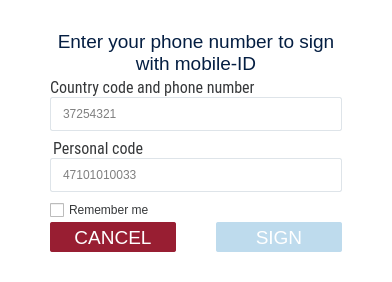
open-eid/DigiDoc4-Client, file client/dialogs/MobileDialog.ui: the form before one commit.
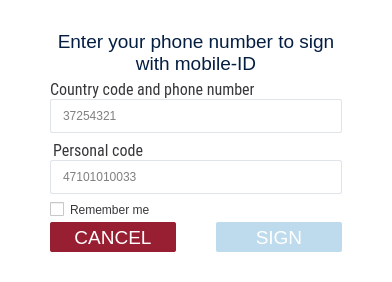
The form after the commit.

The edit to the form file:
```diff
--- a/client/dialogs/MobileDialog.ui
+++ b/client/dialogs/MobileDialog.ui
@@ -11,9 +11,10 @@
    </rect>
   </property>
   <property name="styleSheet">
-   <string notr="true">QDialog {
-border-radius: 2px;
+   <string notr="true">QWidget {
 background-color: #FFFFFF;
+color: #000000;
+border-radius: 2px;
 }
 QLineEdit {
 padding: 0px 10px;
@@ -98,6 +99,11 @@
        <height>34</height>
       </size>
      </property>
+     <property name="styleSheet">
+      <string notr="true">QWidget {
+	background-color: #FFFFFF;
+}</string>
+     </property>
      <property name="placeholderText">
       <string notr="true">37254321</string>
      </property>
@@ -131,6 +137,11 @@
        <height>34</height>
       </size>
      </property>
+     <property name="styleSheet">
+      <string notr="true">QWidget {
+	background-color: #FFFFFF;
+}</string>
+     </property>
      <property name="placeholderText">
       <string notr="true">47101010033</string>
      </property>
```
